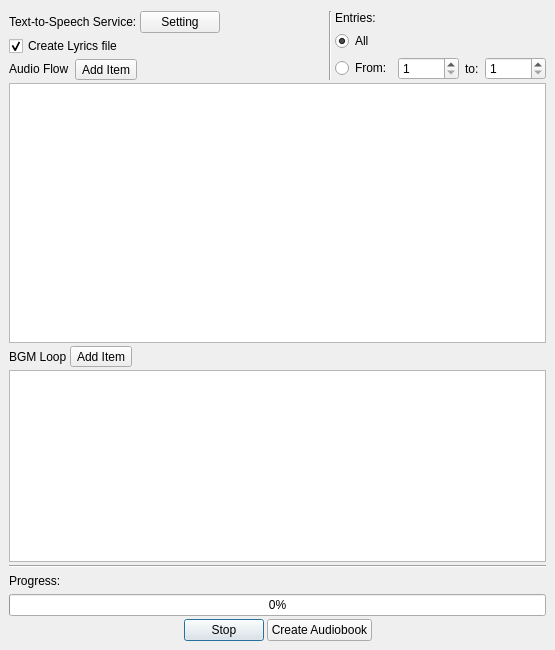
First picture: the form in design/audiodialog.ui, repository kokimame/joytan, before the edit.
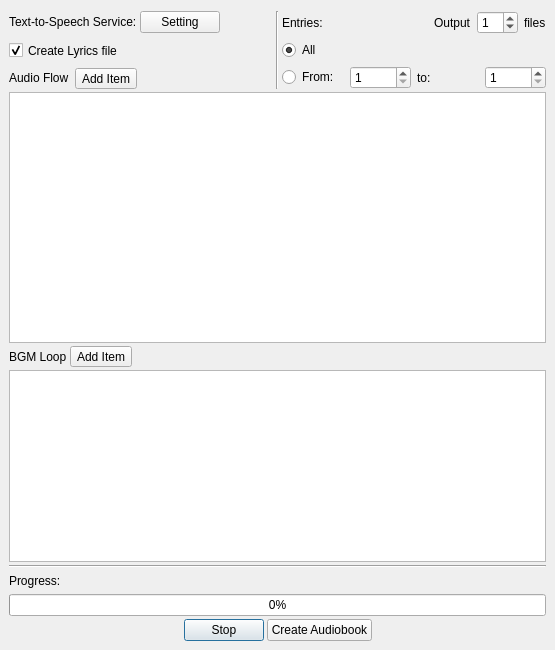
Second picture: the form after the edit.

```diff
--- a/design/audiodialog.ui
+++ b/design/audiodialog.ui
@@ -151,11 +151,49 @@
           <number>6</number>
          </property>
          <item>
+          <layout class="QHBoxLayout" name="horizontalLayout_6">
+           <item>
           <widget class="QLabel" name="label_5">
            <property name="text">
             <string>Entries:</string>
            </property>
           </widget>
+           </item>
+           <item>
+            <spacer name="horizontalSpacer_3">
+             <property name="orientation">
+              <enum>Qt::Horizontal</enum>
+             </property>
+             <property name="sizeHint" stdset="0">
+              <size>
+               <width>40</width>
+               <height>20</height>
+              </size>
+             </property>
+            </spacer>
+           </item>
+           <item>
+            <widget class="QLabel" name="label_6">
+             <property name="text">
+              <string>Output</string>
+             </property>
+            </widget>
+           </item>
+           <item>
+            <widget class="QSpinBox" name="pieceSpin">
+             <property name="value">
+              <number>1</number>
+             </property>
+            </widget>
+           </item>
+           <item>
+            <widget class="QLabel" name="label_8">
+             <property name="text">
+              <string>files</string>
+             </property>
+            </widget>
+           </item>
+          </layout>
          </item>
          <item>
           <widget class="QRadioButton" name="allBtn">
```
Lines whose indentation alone changed are shown as unchanged.
